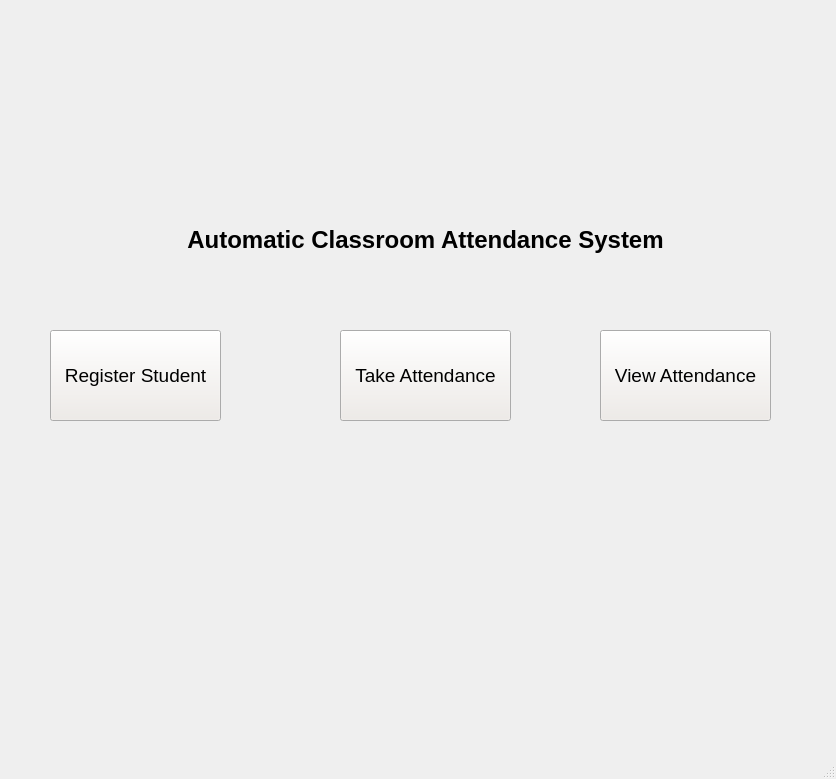
The window that App/ui/home.ui (yonycherkos/automatic-classroom-attendance-system) describes before a commit, drawn with Qt 5.
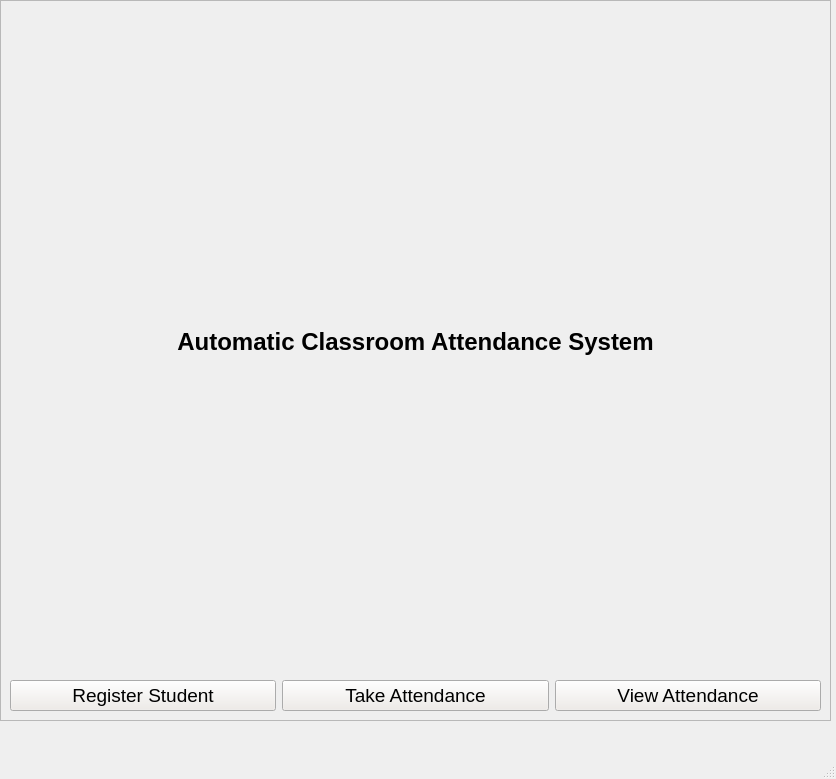
The same window after the commit.

Patch:
```diff
--- a/App/ui/home.ui
+++ b/App/ui/home.ui
@@ -56,15 +56,24 @@
    <string>HomePage</string>
   </property>
   <widget class="QWidget" name="centralwidget">
+   <widget class="QFrame" name="frame">
+    <property name="geometry">
+     <rect>
+      <x>0</x>
+      <y>0</y>
+      <width>831</width>
+      <height>721</height>
+     </rect>
+    </property>
+    <property name="frameShape">
+     <enum>QFrame::StyledPanel</enum>
+    </property>
+    <property name="frameShadow">
+     <enum>QFrame::Raised</enum>
+    </property>
+    <layout class="QGridLayout" name="gridLayout">
+     <item row="0" column="0" colspan="3">
    <widget class="QLabel" name="label">
-    <property name="geometry">
-     <rect>
-      <x>80</x>
-      <y>220</y>
-      <width>691</width>
-      <height>41</height>
-     </rect>
-    </property>
     <property name="autoFillBackground">
      <bool>true</bool>
     </property>
@@ -78,15 +87,9 @@
      <set>Qt::AlignCenter</set>
     </property>
    </widget>
+     </item>
+     <item row="1" column="0">
    <widget class="QPushButton" name="registerStudentBtn">
-    <property name="geometry">
-     <rect>
-      <x>50</x>
-      <y>330</y>
-      <width>171</width>
-      <height>91</height>
-     </rect>
-    </property>
     <property name="palette">
      <palette>
       <active>
@@ -128,15 +131,9 @@
      <string>Register Student</string>
     </property>
    </widget>
+     </item>
+     <item row="1" column="1">
    <widget class="QPushButton" name="takeAttendanceBtn">
-    <property name="geometry">
-     <rect>
-      <x>340</x>
-      <y>330</y>
-      <width>171</width>
-      <height>91</height>
-     </rect>
-    </property>
     <property name="palette">
      <palette>
       <active>
@@ -178,15 +175,9 @@
      <string>Take Attendance</string>
     </property>
    </widget>
+     </item>
+     <item row="1" column="2">
    <widget class="QPushButton" name="viewAttendanceBtn">
-    <property name="geometry">
-     <rect>
-      <x>600</x>
-      <y>330</y>
-      <width>171</width>
-      <height>91</height>
-     </rect>
-    </property>
     <property name="palette">
      <palette>
       <active>
@@ -227,6 +218,9 @@
     <property name="text">
      <string>View Attendance</string>
     </property>
+      </widget>
+     </item>
+    </layout>
    </widget>
   </widget>
   <widget class="QMenuBar" name="menubar">
```
Lines whose indentation alone changed are shown as unchanged.
